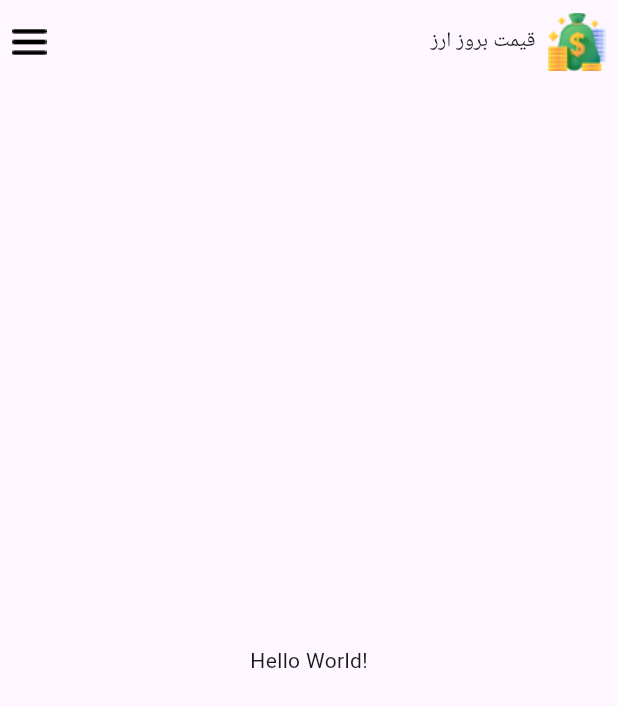
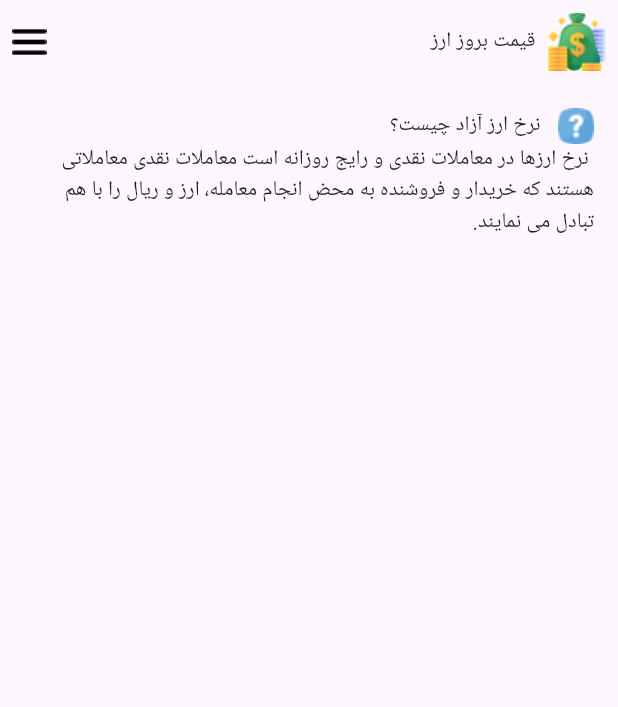
Before and after one commit to mo4wez/flutter_currency_app, a Flutter app: the screen it shows after launch, on a phone screen of 412 x 824 dp. Shown: the top 707 px of the screen. Run offline on Flutter 3.47's test engine with Material 3 defaults, Android fonts, the phone set to English and light mode, and no system bars.

Commit message:
Implement body: Text and Info icon

```diff
--- a/lib/main.dart
+++ b/lib/main.dart
@@ -14,7 +14,7 @@ class MyApp extends StatelessWidget {
       home: Scaffold(
           appBar: AppBar(
             actions: [
-            SizedBox(
+              const SizedBox(
                 width: 8,
               ),
               Expanded(
@@ -28,10 +28,25 @@ class MyApp extends StatelessWidget {
               )
             ],
           ),
-        body: Center(
-          child: Text('Hello World!'),
+          body: Padding(
+            padding: const EdgeInsets.fromLTRB(16, 16, 16, 8),
+            child: Column(
+              children: [
+                Row(
+                  mainAxisAlignment: MainAxisAlignment.end,
+                  children: [
+                    Text('نرخ ارز آزاد چیست؟ '),
+                    const SizedBox(width: 8),
+                    Image.asset('assets/images/info_icon.png'),
+                  ],
                 ),
+                Text(
+                  ' نرخ ارزها در معاملات نقدی و رایج روزانه است معاملات نقدی معاملاتی هستند که خریدار و فروشنده به محض انجام معامله، ارز و ریال را با هم تبادل می نمایند.',
+                  textDirection: TextDirection.rtl,
                 ),
+              ],
+            ),
+          )),
     );
   }
 }
```
Also changed, not shown: assets/images/info_icon.png (added). Lines whose indentation alone changed are shown as unchanged.
